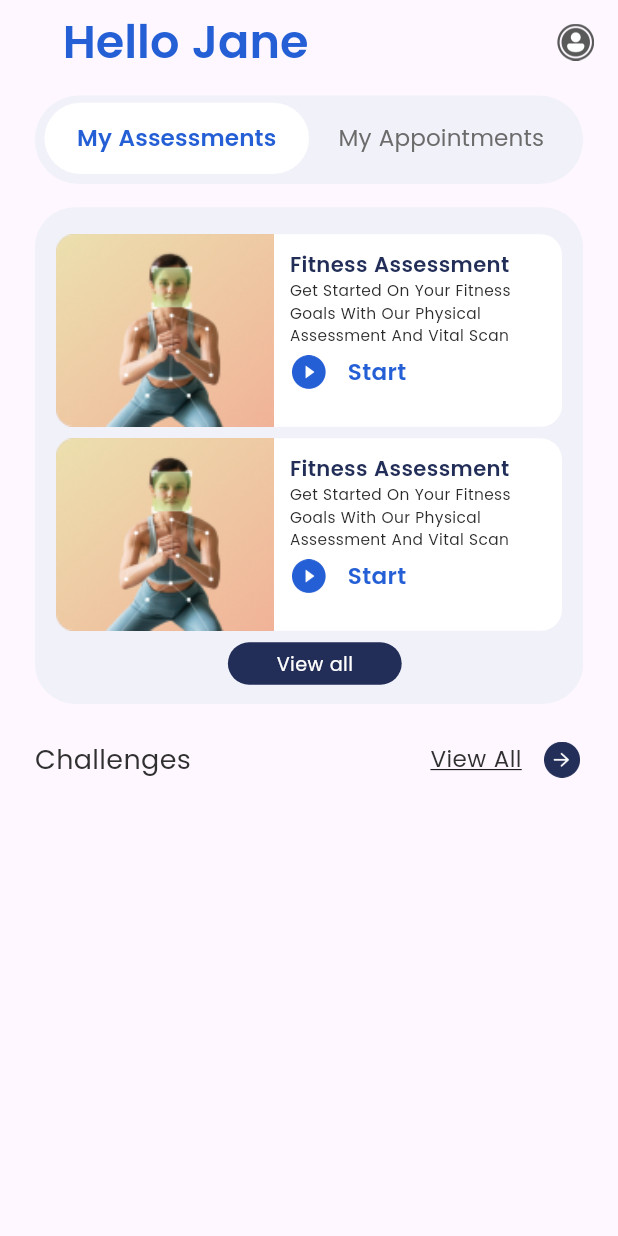
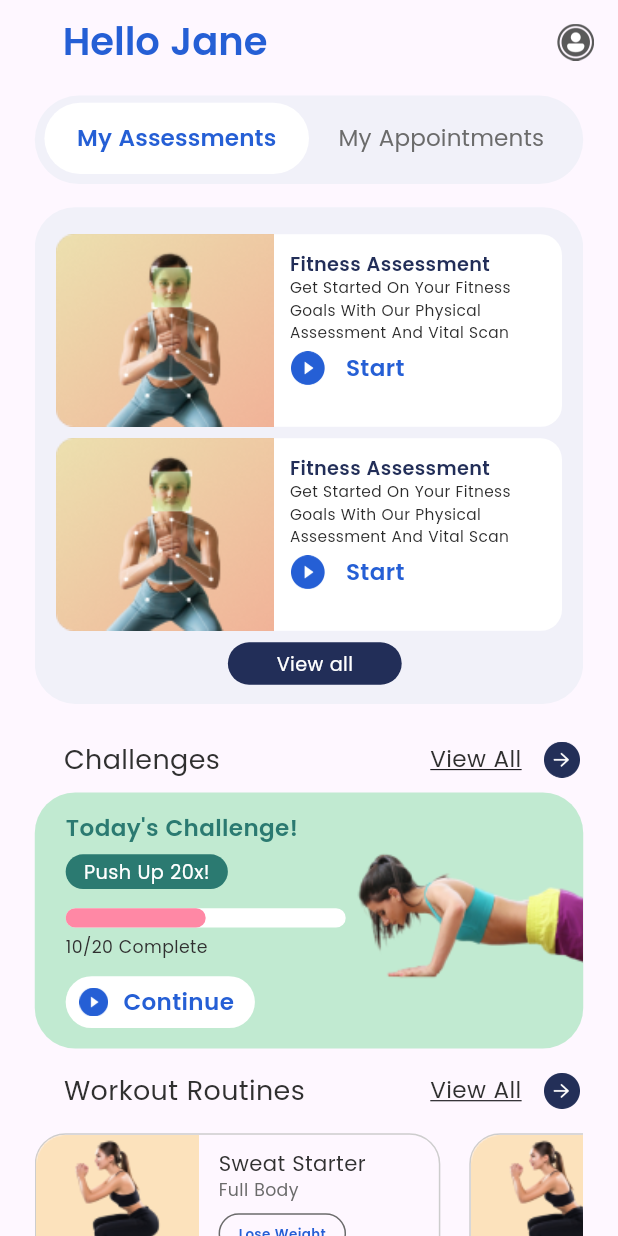
Before and after one commit to SheralDsouza57/fitness, a Flutter app: the screen it shows after launch, on a phone screen of 412 x 824 dp. Run offline on Flutter 3.47's test engine with Material 3 defaults, Android fonts, the phone set to English and light mode, and no system bars; our stand-ins replace flutter_screenutil.

Commit message:
created routine card, challenges card, assessment card, assessment view, appointment view and custom widgets.

```diff
--- /dev/null
+++ b/lib/presentation/screens/appointment_view.dart
@@ -0,0 +1,85 @@
+import 'package:fitness/presentation/widgets/assessment_card.dart';
+import 'package:fitness/presentation/widgets/bounce_effect.dart';
+import 'package:fitness/presentation/widgets/image_widget.dart';
+import 'package:fitness/presentation/widgets/text_widget.dart';
+import 'package:fitness/resources/app_colors.dart';
+import 'package:fitness/resources/app_images.dart';
+import 'package:flutter/material.dart';
+import 'package:flutter_screenutil/flutter_screenutil.dart';
+
+class AppointmentView extends StatelessWidget {
+  const AppointmentView({super.key});
+
+  @override
+  Widget build(BuildContext context) {
+    return Stack(
+      children: [
+        Container(
+          padding: EdgeInsets.all(11.w),
+          decoration: BoxDecoration(
+            color: AppColors.featherGrey,
+            borderRadius: BorderRadius.circular(21.r),
+          ),
+          child: GridView.builder(
+            scrollDirection: Axis.vertical,
+            itemCount: 3,
+            itemBuilder: (context, index) {
+              return Container(
+                decoration: BoxDecoration(
+                  color: AppColors.babyBlue,
+                  borderRadius: BorderRadius.circular(11.r),
+                ),
+                width: 147.w,
+                height: 113.h,
+                child: Column(
+                  mainAxisAlignment: MainAxisAlignment.center,
+                  children: [
+                    ImageWidget(image: AppImages.appointment1),
+                    TextWidget(
+                      fontsize: 12.h,
+                      textAlign: TextAlign.center,
+                      width: 87.w,
+                      text: 'Cancer 2nd Opinion',
+                      maxlines: 2,
+                      color: AppColors.navyBlue,
+                      fontweight: FontWeight.w600,
+                    )
+                  ],
+                ),
+              );
+            },
+            gridDelegate: SliverGridDelegateWithFixedCrossAxisCount(
+              crossAxisCount: 2,
+              mainAxisSpacing: 10.w,
+              crossAxisSpacing: 10.h,
+              childAspectRatio: 147.w / 113.h,
+            ),
+          ),
+        ),
+        Positioned(
+          bottom: 10.h,
+          left: 100.w,
+          child: BounceEffect(
+            onTap: () {},
+            child: Container(
+              decoration: BoxDecoration(
+                borderRadius: BorderRadius.circular(13.r),
+                color: AppColors.navyBlue,
+              ),
+              height: 22.h,
+              width: 90.w,
+              child: Center(
+                child: TextWidget(
+                  text: 'View all',
+                  fontweight: FontWeight.w500,
+                  fontsize: 10.h,
+                  color: AppColors.white,
+                ),
+              ),
+            ),
+          ),
+        )
+      ],
+    );
+  }
+}
--- a/lib/presentation/screens/home.dart
+++ b/lib/presentation/screens/home.dart
@@ -1,12 +1,16 @@
+import 'package:fitness/presentation/screens/appointment_view.dart';
 import 'package:fitness/presentation/widgets/assessment_card.dart';
 import 'package:fitness/presentation/screens/assessment_view.dart';
 import 'package:fitness/presentation/widgets/bounce_effect.dart';
+import 'package:fitness/presentation/widgets/challenges_card.dart';
 import 'package:fitness/presentation/widgets/custom_tab.dart';
+import 'package:fitness/presentation/widgets/heading.dart';
+import 'package:fitness/presentation/widgets/image_widget.dart';
+import 'package:fitness/presentation/widgets/routine_card.dart';
 import 'package:fitness/presentation/widgets/text_widget.dart';
 import 'package:fitness/resources/app_colors.dart';
 import 'package:fitness/resources/app_icons.dart';
 import 'package:fitness/resources/app_images.dart';
-import 'package:flutter/cupertino.dart';
 import 'package:flutter/material.dart';
 import 'package:flutter/widgets.dart';
 import 'package:flutter_screenutil/flutter_screenutil.dart';
@@ -21,14 +25,22 @@ class Home extends StatefulWidget {
 class _HomeState extends State<Home> with SingleTickerProviderStateMixin {
   TabController? _tabController;
 
+  final int completedTasks = 10;
+  final int totalTasks = 20;
+
   @override
   void initState() {
     super.initState();
     _tabController = TabController(length: 2, vsync: this);
+    _tabController?.addListener(() {
+      setState(() {});
+    });
   }
 
   @override
   Widget build(BuildContext context) {
+    double progress = completedTasks / totalTasks;
+
     return Scaffold(
       appBar: AppBar(
         title: Row(
@@ -40,7 +52,7 @@ class _HomeState extends State<Home> with SingleTickerProviderStateMixin {
                 text: 'Hello Jane',
                 fontweight: FontWeight.w600,
                 color: AppColors.blue,
-                  fontsize: 24.h,
+                fontsize: 20.h,
               ),
             ),
             BounceEffect(
@@ -50,7 +62,8 @@ class _HomeState extends State<Home> with SingleTickerProviderStateMixin {
           ],
         ),
       ),
-        body: Container(
+      body: SingleChildScrollView(
+        child: Container(
           padding: EdgeInsets.symmetric(horizontal: 18.w),
           child: Column(
             crossAxisAlignment: CrossAxisAlignment.start,
@@ -92,42 +105,39 @@ class _HomeState extends State<Home> with SingleTickerProviderStateMixin {
                   controller: _tabController,
                   children: const [
                     AssessmentView(),
-                    Center(
-                      child: Text('Content for Tab 2'),
-                    ),
+                    AppointmentView(),
                   ],
                 ),
               ),
               SizedBox(height: 18.h),
-              Row(
-                mainAxisAlignment: MainAxisAlignment.spaceBetween,
-                children: [
-                  TextWidget(
-                    text: 'Challenges',
-                    fontsize: 14.h,
-                    fontweight: FontWeight.w500,
-                    color: AppColors.darkCharcoal,
+              const Heading(
+                heading: 'Challenges',
+                sideHeading: 'View All',
               ),
-                  Row(
-                    children: [
-                      TextWidget(
-                        text: 'View All',
-                        fontsize: 12.h,
-                        fontweight: FontWeight.w500,
-                        color: AppColors.darkCharcoal,
-                        underline: TextDecoration.underline,
+              SizedBox(height: 6.h),
+              ChallengesCard(
+                  progress: progress,
+                  completedTasks: completedTasks,
+                  totalTasks: totalTasks),
+              SizedBox(height: 11.h),
+              const Heading(
+                  heading: 'Workout Routines', sideHeading: 'View All'),
+              SizedBox(height: 11.h),
+              SizedBox(
+                height: 87.h,
+                child: ListView.builder(
+                  scrollDirection: Axis.horizontal,
+                  itemCount: 3,
+                  itemBuilder: (context, index) {
+                    return const RoutineCard();
+                  },
                 ),
-                      SizedBox(width: 10.w),
-                      Image.asset(
-                        AppIcons.forwardArrow,
-                        height: 22.h,
-                      )
+              ),
+              SizedBox(height: 20.h),
             ],
           ),
-                ],
-              )
-            ],
         ),
-        ));
+      ),
+    );
   }
 }
--- a/lib/presentation/widgets/assessment_card.dart
+++ b/lib/presentation/widgets/assessment_card.dart
@@ -1,3 +1,4 @@
+import 'package:fitness/presentation/widgets/image_widget.dart';
 import 'package:fitness/presentation/widgets/text_widget.dart';
 import 'package:fitness/resources/app_colors.dart';
 import 'package:fitness/resources/app_icons.dart';
@@ -23,10 +24,10 @@ class AssessmentCard extends StatelessWidget {
       child: Row(
         crossAxisAlignment: CrossAxisAlignment.start,
         children: [
-          Image.asset(
+          ImageWidget(
+            image: AppImages.assessment1,
             width: 113.w,
             height: 116.h,
-            AppImages.assessment1,
             fit: BoxFit.fill,
           ),
           Padding(
@@ -34,34 +35,30 @@ class AssessmentCard extends StatelessWidget {
             child: Column(
               crossAxisAlignment: CrossAxisAlignment.start,
               children: [
-                SizedBox(
+                TextWidget(
                   width: 130.w,
-                  child: TextWidget(
                   text: 'Fitness Assessment',
                   fontweight: FontWeight.w600,
-                    fontsize: 11.h,
-                    maxlines: 5,
+                  fontsize: 10.h,
+                  maxlines: 2,
                   color: AppColors.navyBlue,
                 ),
-                ),
-                SizedBox(
+                TextWidget(
                   width: 130.w,
-                  child: TextWidget(
                   text:
-                        'Get Started On Your Fitness Goals With Our Physical Assessment And Vital Scan',
+                      'Get Started On Your Fitness Goals With Our Physical Assessment And Vital Scan ',
                   fontweight: FontWeight.w500,
                   fontsize: 8.h,
-                    maxlines: 5,
+                  maxlines: 3,
                   color: AppColors.coalBlack,
-                  ),
                 ),
                 SizedBox(height: 3.h),
                 Row(
                   children: [
-                    Image.asset(
-                      AppIcons.play,
-                      width: 20.w,
-                      height: 20.h,
+                    ImageWidget(
+                      image: AppIcons.play,
+                      width: 19.w,
+                      height: 19.h,
                     ),
                     SizedBox(width: 10.w),
                     TextWidget(
--- /dev/null
+++ b/lib/presentation/widgets/challenges_card.dart
@@ -0,0 +1,120 @@
+import 'package:fitness/presentation/widgets/image_widget.dart';
+import 'package:fitness/presentation/widgets/text_widget.dart';
+import 'package:fitness/resources/app_colors.dart';
+import 'package:fitness/resources/app_icons.dart';
+import 'package:fitness/resources/app_images.dart';
+import 'package:flutter/material.dart';
+import 'package:flutter_screenutil/flutter_screenutil.dart';
+
+class ChallengesCard extends StatelessWidget {
+  const ChallengesCard({
+    super.key,
+    required this.progress,
+    required this.completedTasks,
+    required this.totalTasks,
+  });
+
+  final double progress;
+  final int completedTasks;
+  final int totalTasks;
+
+  @override
+  Widget build(BuildContext context) {
+    return Stack(
+      children: [
+        Container(
+          padding: EdgeInsets.symmetric(horizontal: 16.w, vertical: 10.h),
+          decoration: BoxDecoration(
+            borderRadius: BorderRadius.circular(21.r),
+            color: AppColors.babyGreen,
+          ),
+          height: 133.h,
+          width: double.infinity,
+          child: Column(
+            crossAxisAlignment: CrossAxisAlignment.start,
+            children: [
+              TextWidget(
+                text: 'Today\'s Challenge!',
+                fontweight: FontWeight.w600,
+                color: AppColors.oliveGreen,
+                fontsize: 12.h,
+              ),
+              SizedBox(height: 5.h),
+              Container(
+                height: 18.h,
+                width: 84.w,
+                decoration: BoxDecoration(
+                  borderRadius: BorderRadius.circular(15.r),
+                  color: AppColors.oliveGreen,
+                ),
+                child: Center(
+                  child: TextWidget(
+                    text: 'Push Up 20x!',
+                    fontweight: FontWeight.w500,
+                    color: AppColors.white,
+                    fontsize: 10.h,
+                  ),
+                ),
+              ),
+              SizedBox(height: 10.h),
+              SizedBox(
+                width: 145.w,
+                child: LinearProgressIndicator(
+                  borderRadius: BorderRadius.circular(7.r),
+                  value: progress,
+                  backgroundColor: AppColors.white,
+                  color: AppColors.babyPink,
+                  minHeight: 10.h,
+                ),
+              ),
+              SizedBox(height: 4.h),
+              TextWidget(
+                text: '$completedTasks/$totalTasks Complete',
+                fontweight: FontWeight.w400,
+                color: AppColors.darkCharcoal,
+                fontsize: 9.h,
+              ),
+              SizedBox(height: 8.h),
+              Container(
+                padding: EdgeInsets.symmetric(horizontal: 5.w),
+                width: 98.w,
+                height: 27.h,
+                decoration: BoxDecoration(
+                  color: AppColors.white,
+                  borderRadius: BorderRadius.circular(15.r),
+                ),
+                child: Row(
+                  mainAxisAlignment: MainAxisAlignment.spaceBetween,
+                  children: [
+                    ImageWidget(
+                      image: AppIcons.playMinimized,
+                      width: 19.w,
+                      height: 19.w,
+                    ),
+                    TextWidget(
+                      text: 'Continue',
+                      fontweight: FontWeight.w600,
+                      color: AppColors.blue,
+                      fontsize: 12.h,
+                    ),
+                    SizedBox(height: 2.w),
+                  ],
+                ),
+              ),
+            ],
+          ),
+        ),
+        Positioned(
+          right: 0.w,
+          bottom: 35.h,
+          child: ImageWidget(
+            image: AppImages.challenges,
+            width: 121.6.w,
+            height: 68.h,
+            fit: BoxFit.fill,
+          ),
+        ),
+      ],
+    );
+  }
+}
--- /dev/null
+++ b/lib/presentation/widgets/heading.dart
@@ -0,0 +1,48 @@
+import 'package:fitness/presentation/widgets/image_widget.dart';
+import 'package:fitness/presentation/widgets/text_widget.dart';
+import 'package:fitness/resources/app_colors.dart';
+import 'package:fitness/resources/app_icons.dart';
+import 'package:flutter/material.dart';
+import 'package:flutter_screenutil/flutter_screenutil.dart';
+
+class Heading extends StatelessWidget {
+  const Heading({
+    super.key,
+    required this.heading,
+    required this.sideHeading,
+  });
+  final String heading;
+  final String sideHeading;
+  @override
+  Widget build(BuildContext context) {
+    return Row(
+      mainAxisAlignment: MainAxisAlignment.spaceBetween,
+      children: [
+        TextWidget(
+          padding: EdgeInsets.only(left: 15.w),
+          text: heading,
+          fontsize: 14.h,
+          fontweight: FontWeight.w500,
+          color: AppColors.darkCharcoal,
+        ),
+        Row(
+          children: [
+            TextWidget(
+              text: sideHeading,
+              fontsize: 12.h,
+              fontweight: FontWeight.w500,
+              color: AppColors.darkCharcoal,
+              underline: TextDecoration.underline,
+            ),
+            SizedBox(width: 10.w),
+            ImageWidget(
+              image: AppIcons.forwardArrow,
+              height: 22.h,
+              width: 22.w,
+            )
+          ],
+        ),
+      ],
+    );
+  }
+}
--- /dev/null
+++ b/lib/presentation/widgets/image_widget.dart
@@ -0,0 +1,25 @@
+import 'package:flutter/material.dart';
+
+class ImageWidget extends StatelessWidget {
+  const ImageWidget({
+    super.key,
+    this.width,
+    this.height,
+    required this.image,
+    this.fit,
+  });
+  final double? width;
+  final double? height;
+  final String image;
+  final BoxFit? fit;
+
+  @override
+  Widget build(BuildContext context) {
+    return Image.asset(
+      image,
+      width: width,
+      height: height,
+      fit: fit,
+    );
+  }
+}
--- /dev/null
+++ b/lib/presentation/widgets/routine_card.dart
@@ -0,0 +1,88 @@
+import 'package:fitness/presentation/widgets/image_widget.dart';
+import 'package:fitness/presentation/widgets/text_widget.dart';
+import 'package:fitness/resources/app_colors.dart';
+import 'package:fitness/resources/app_images.dart';
+import 'package:flutter/material.dart';
+import 'package:flutter_screenutil/flutter_screenutil.dart';
+
+class RoutineCard extends StatelessWidget {
+  const RoutineCard({
+    super.key,
+  });
+
+  @override
+  Widget build(BuildContext context) {
+    return Container(
+      margin: EdgeInsets.only(right: 15.w),
+      decoration: BoxDecoration(
+        border: Border.all(color: AppColors.lightGrey),
+        borderRadius: BorderRadius.circular(16.r),
+      ),
+      width: 210.w,
+      height: 86.h,
+      child: Row(
+        children: [
+          const ImageWidget(
+            image: AppImages.routine1,
+            fit: BoxFit.fill,
+          ),
+          Padding(
+            padding: EdgeInsets.symmetric(horizontal: 10.w),
+            child: Column(
+              crossAxisAlignment: CrossAxisAlignment.start,
+              children: [
+                SizedBox(height: 7.h),
+                TextWidget(
+                  text: 'Sweat Starter',
+                  fontweight: FontWeight.w500,
+                  fontsize: 11.h,
+                  color: AppColors.darkCharcoal,
+                ),
+                TextWidget(
+                  text: 'Full Body',
+                  fontweight: FontWeight.w400,
+                  fontsize: 9.h,
+                  color: AppColors.grey,
+                ),
+                SizedBox(height: 5.h),
+                Container(
+                  width: 66.w,
+                  height: 21.h,
+                  decoration: BoxDecoration(
+                      border: Border.all(color: AppColors.grey),
+                      borderRadius: BorderRadius.circular(21.r)),
+                  child: Center(
+                    child: TextWidget(
+                      text: 'Lose Weight',
+                      fontweight: FontWeight.w600,
+                      fontsize: 7.h,
+                      color: AppColors.blue,
+                    ),
+                  ),
+                ),
+                SizedBox(height: 4.h),
+                Row(
+                  children: [
+                    TextWidget(
+                      text: 'Difficulty :',
+                      fontweight: FontWeight.w400,
+                      fontsize: 9.h,
+                      color: AppColors.grey,
+                    ),
+                    TextWidget(
+                      text: ' Medium',
+                      fontweight: FontWeight.w600,
+                      fontsize: 9.h,
+                      color: AppColors.babyPink,
+                    ),
+                  ],
+                ),
+                SizedBox(height: 5.h),
+              ],
+            ),
+          ),
+        ],
+      ),
+    );
+  }
+}
--- a/lib/presentation/widgets/text_widget.dart
+++ b/lib/presentation/widgets/text_widget.dart
@@ -10,7 +10,10 @@ class TextWidget extends StatelessWidget {
       required this.text,
       this.underline,
       this.textAlign,
-      this.maxlines});
+      this.maxlines,
+      this.width,
+      this.height,
+      this.padding});
 
   final Color? color;
   final double? fontsize;
@@ -19,10 +22,17 @@ class TextWidget extends StatelessWidget {
   final TextDecoration? underline;
   final TextAlign? textAlign;
   final int? maxlines;
+  final double? width;
+  final double? height;
+  final EdgeInsetsGeometry? padding;
 
   @override
   Widget build(BuildContext context) {
-    return Text(
+    return Container(
+      padding: padding,
+      width: width,
+      height: height,
+      child: Text(
         text,
         textAlign: textAlign,
         maxLines: maxlines,
@@ -35,6 +45,7 @@ class TextWidget extends StatelessWidget {
           fontWeight: fontweight,
           decoration: underline,
         ),
+      ),
     );
   }
 }
--- a/lib/resources/app_colors.dart
+++ b/lib/resources/app_colors.dart
@@ -5,8 +5,10 @@ class AppColors {
   static const black = Color(0xFF000000);
   static const blue = Color(0xFF255FD5);
   static const grey = Color(0xFF6B6B6B);
+  static const lightGrey = Color(0xFFCDCDCD);
   static const featherGrey = Color(0xFFF1F1F9);
   static const navyBlue = Color(0xFF222E58);
+  static const babyBlue = Color(0xFFC6D9FF);
   static const coalBlack = Color(0xFF2A2A2A);
   static const darkCharcoal = Color(0xFF303030);
   static const oliveGreen = Color(0xFF2B7A71);
--- a/lib/resources/app_images.dart
+++ b/lib/resources/app_images.dart
@@ -6,4 +6,5 @@ class AppImages {
   static const noBg1 = "${_prefix}no_bg1.png";
   static const noBg2 = "${_prefix}no_bg2.png";
   static const routine1 = "${_prefix}routine1.png";
+  static const appointment1 = "${_prefix}appointment1.png";
 }
--- a/pubspec.yaml
+++ b/pubspec.yaml
@@ -74,6 +74,7 @@ flutter:
     - assets/images/no_bg1.png
     - assets/images/no_bg2.png
     - assets/images/routine1.png
+    - assets/images/appointment1.png
 
   # An image asset can refer to one or more resolution-specific "variants", see
   # https://flutter.dev/assets-and-images/#resolution-aware
```
Also changed, not shown: assets/images/3x/appointment1.png (added), assets/images/3x/appointment2.png (added), assets/images/3x/appointment3.png (added). Lines whose indentation alone changed are shown as unchanged.
